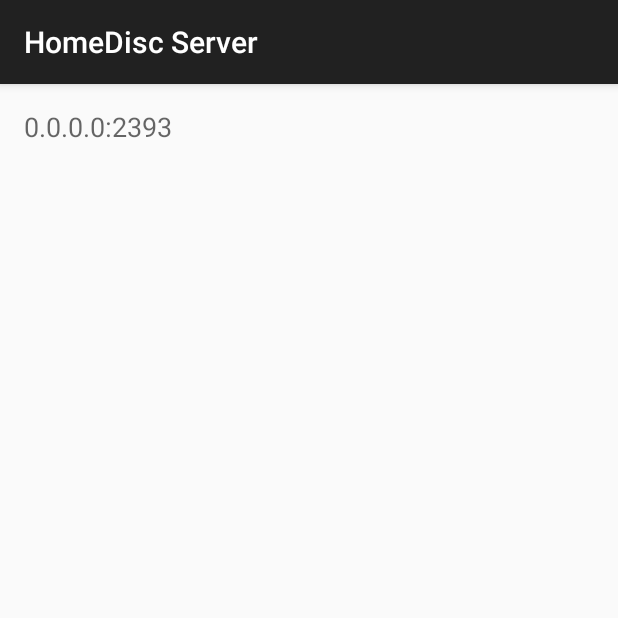
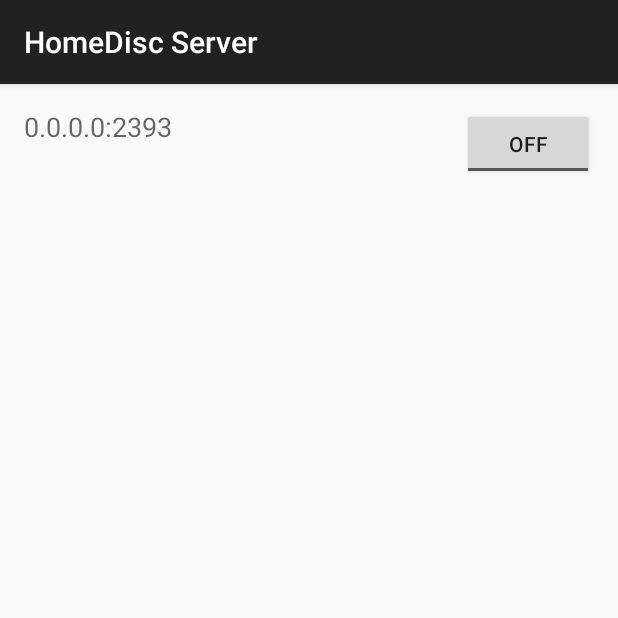
Before and after one commit to stryku/homedisc, an Android app: the screen it shows after launch (MainActivity), on a phone screen of 412 x 824 dp, the top half of it. Run offline under Robolectric (Android 15) with nearby library versions, the phone set to English and light mode, and no system bars; libraries missing offline, so code that uses them is left out: org.zeromq; 1 statement that could not run was skipped.

Commit message:
created server able to start and stop

```diff
--- a/servers/android/HomeDiscServer/app/src/main/java/stryku/homediscserver/MainActivity.java
+++ b/servers/android/HomeDiscServer/app/src/main/java/stryku/homediscserver/MainActivity.java
@@ -1,21 +1,17 @@
 package stryku.homediscserver;
 
-import android.media.audiofx.BassBoost;
 import android.net.wifi.WifiInfo;
 import android.net.wifi.WifiManager;
 import android.os.Bundle;
-import android.os.Environment;
 import android.os.Handler;
 import android.os.Message;
 import android.support.v7.app.ActionBarActivity;
 import android.text.format.Formatter;
-import android.util.Log;
-import android.view.Menu;
-import android.view.MenuItem;
 import android.widget.ArrayAdapter;
-import android.widget.Button;
+import android.widget.CompoundButton;
 import android.widget.ListView;
 import android.widget.TextView;
+import android.widget.ToggleButton;
 
 import java.io.File;
 import java.util.ArrayList;
@@ -25,9 +21,8 @@ public class MainActivity extends ActionBarActivity {
 
     ArrayList<String> events = new ArrayList<String>();
     ArrayAdapter<String> adapter;
-    private Thread t;
-    private Server server;
     private Handler importantEventsHandler;
+    private ServerManager serverManager = new ServerManager();
 
 
     @Override
@@ -40,22 +35,31 @@ public class MainActivity extends ActionBarActivity {
                                     events);
 
         initImportantEventsHandler();
+        initSwitchOnOffServerListener();
 
         ListView lv = (ListView)findViewById(R.id.listViewLatestEvents);
         lv.setAdapter(adapter);
 
         setIpAndPort();
 
-        server = new Server();
-        server.addImportantEventHandler(importantEventsHandler);
-
-        t = new Thread(server);
-        t.start();
+        serverManager.addImportantEventHandler(importantEventsHandler);
 
         File file = new File(Settings.getMainFolderPath());
         file.mkdirs();
     }
 
+    private void initSwitchOnOffServerListener() {
+        ToggleButton toggle = (ToggleButton) findViewById(R.id.toggleBtnOnOffServer);
+        toggle.setOnCheckedChangeListener(new CompoundButton.OnCheckedChangeListener() {
+            public void onCheckedChanged(CompoundButton buttonView, boolean isChecked) {
+                if (isChecked) {
+                    serverManager.turnOn();
+                } else {
+                    serverManager.turnOff();
+                }
+            }
+        });
+    }
     private void initImportantEventsHandler() {
         importantEventsHandler = new Handler() {
             @Override
@@ -65,7 +69,6 @@ public class MainActivity extends ActionBarActivity {
             }
         };
     }
-
 
     public String getLocalIpAddress()
     {
--- a/servers/android/HomeDiscServer/app/src/main/java/stryku/homediscserver/MessageSender.java
+++ b/servers/android/HomeDiscServer/app/src/main/java/stryku/homediscserver/MessageSender.java
@@ -1,4 +1,6 @@
 package stryku.homediscserver;
+
+import android.util.Log;
 
 import org.zeromq.ZMQ;
 import org.zeromq.ZMsg;
@@ -19,6 +21,7 @@ public class MessageSender implements Runnable {
         try {
             while(true) {
                 ZMsg msg = new ZMsg();
+                Log.d("MYDEB", "Taking message to send from queue");
                 PersonalMessage pmsg = messagesToSend.take();
 
                 msg.push(pmsg.msg);
@@ -27,7 +30,8 @@ public class MessageSender implements Runnable {
                 msg.send( router );
             }
         } catch (InterruptedException e) {
-            e.printStackTrace();
+            Log.d("MYDEB", "MessageSender taking message interrupted");
+            return;
         }
     }
 
--- a/servers/android/HomeDiscServer/app/src/main/java/stryku/homediscserver/RequestHandler.java
+++ b/servers/android/HomeDiscServer/app/src/main/java/stryku/homediscserver/RequestHandler.java
@@ -164,6 +164,7 @@ public class RequestHandler implements Runnable {
             } catch (InterruptedException e) {
                 e.printStackTrace();
                 Log.d("DEB", "Handler thread interrupted");
+                return;
             }
         }
     }
--- /dev/null
+++ b/servers/android/HomeDiscServer/app/src/main/java/stryku/homediscserver/ServerManager.java
@@ -0,0 +1,47 @@
+package stryku.homediscserver;
+
+import android.os.Handler;
+import android.util.Log;
+
+/**
+ * Created by stryku on 29.02.16.
+ */
+public class ServerManager {
+    private Thread t;
+    private Server server;
+    private Handler importantEventsHandler;
+
+    public ServerManager() {
+        server = new Server();
+        t = new Thread(server);
+    }
+
+    public void addImportantEventHandler(Handler handler) {
+        server.addImportantEventHandler(handler);
+    }
+
+    public boolean isRunning() {
+        return t.isAlive();
+    }
+
+    public void turnOn() {
+        if(isRunning())
+            return;
+
+        t.start();
+    }
+
+    public void turnOff() {
+        if(!isRunning())
+            return;
+
+        t.interrupt();
+        try {
+            t.join();
+            Log.d("MOJEDEB", "succeed server thread join");
+        } catch (InterruptedException e) {
+            Log.d("MOJEDEB", "server thread join interrupted");
+            e.printStackTrace();
+        }
+    }
+}
--- a/servers/android/HomeDiscServer/app/src/main/res/layout/activity_main.xml
+++ b/servers/android/HomeDiscServer/app/src/main/res/layout/activity_main.xml
@@ -19,7 +19,16 @@
         android:layout_width="wrap_content"
         android:layout_height="wrap_content"
         android:id="@+id/listViewLatestEvents"
-        android:layout_below="@+id/textViewIpAndPort"
         android:layout_alignParentLeft="true"
-        android:layout_alignParentStart="true" />
+        android:layout_alignParentStart="true"
+        android:layout_below="@+id/toggleBtnOnOffServer" />
+
+    <ToggleButton
+        android:layout_width="wrap_content"
+        android:layout_height="wrap_content"
+        android:text="New ToggleButton"
+        android:id="@+id/toggleBtnOnOffServer"
+        android:layout_alignParentTop="true"
+        android:layout_alignParentRight="true"
+        android:layout_alignParentEnd="true" />
 </RelativeLayout>
```
Also changed, not shown: servers/android/HomeDiscServer/app/src/main/java/stryku/homediscserver/MainActivityController.java (added, +8 -0 lines), servers/android/HomeDiscServer/app/src/main/java/stryku/homediscserver/Server.java (+45 -10 lines).
